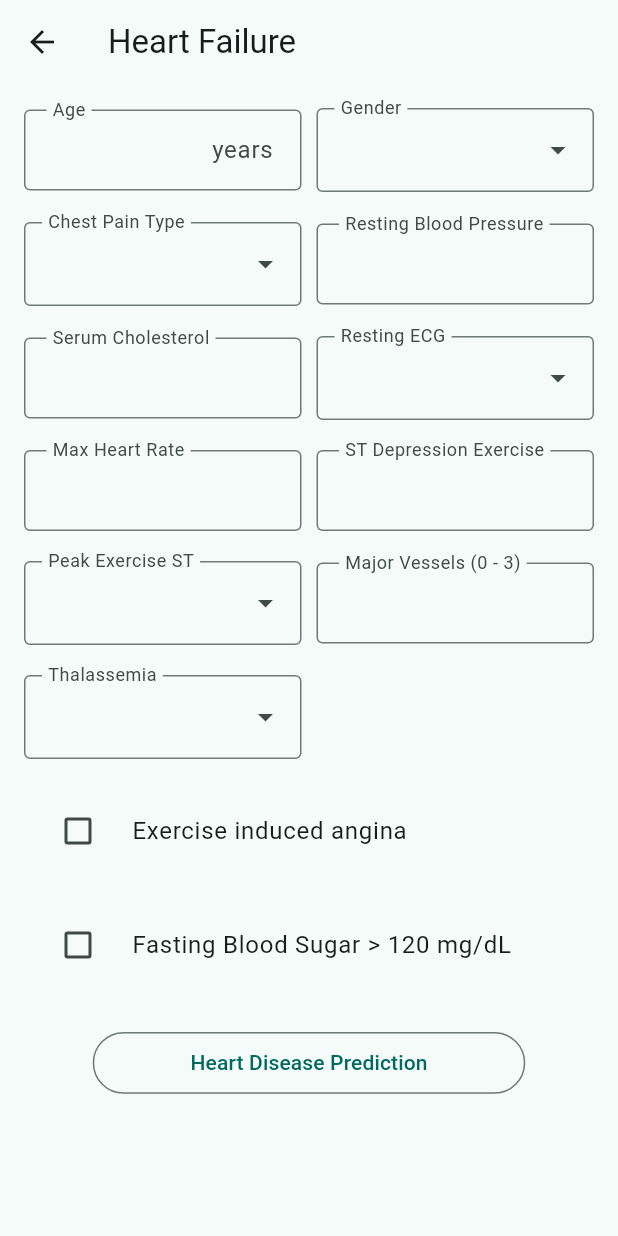
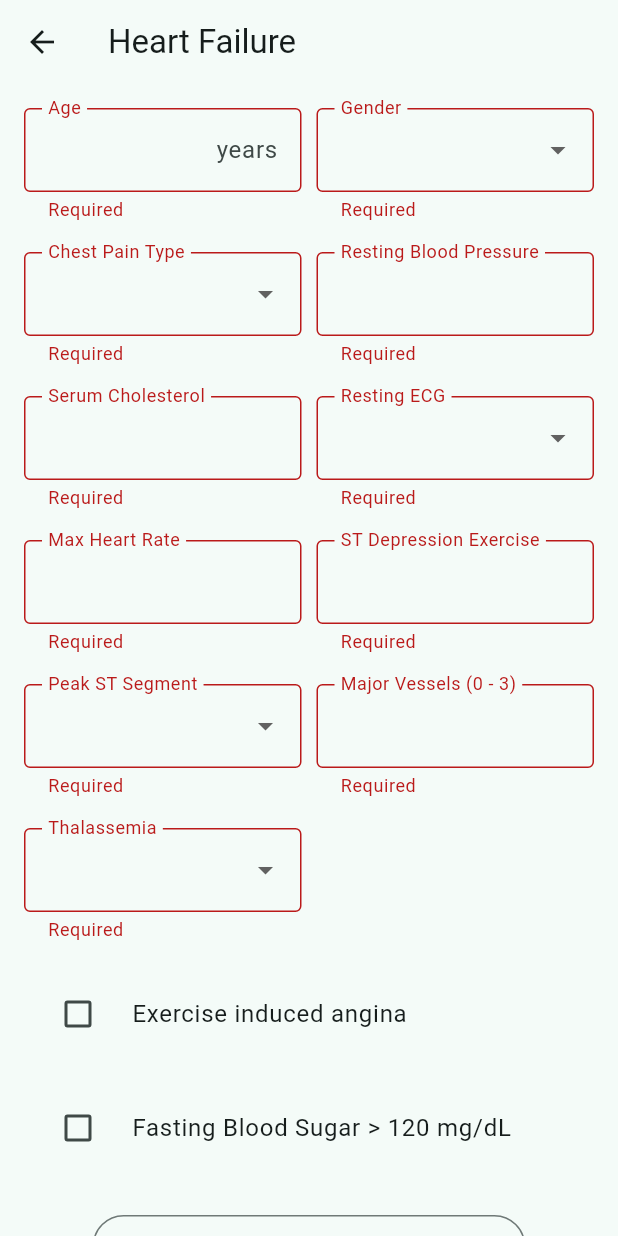
Before and after one commit to tahawaheed9/wellness_wise, a Flutter app: the HeartFailureScreen screen opened by its route, after a tap on "Heart Disease Prediction", on a phone screen of 412 x 824 dp. Run offline on Flutter 3.47's test engine with Material 3 defaults, Android fonts, the phone set to English and light mode, and no system bars; drawn by our look-alikes of dropdown_search; our stand-ins replace bloc, cloud_firestore, equatable, firebase_auth, firebase_core, flutter_bloc and 1 more; missing offline and left inert: health; accounts and stored records are empty.

Commit message:
Heart Failure Prediction Completed

```diff
--- a/lib/components/dialogs/general_disease_dialog.dart
+++ b/lib/components/dialogs/general_disease_dialog.dart
@@ -80,7 +80,7 @@ Future<bool> showGeneralDiseaseDialog(
             Text(symptoms.map((item) => ' — $item\n').join()),
             const Divider(),
 
-            // Disclaimer...
+            // Note...
             const Text(
               'Note: ',
               style: TextStyle(fontWeight: FontWeight.bold),
@@ -89,7 +89,7 @@ Future<bool> showGeneralDiseaseDialog(
             const Text(
               'Please consult your doctor for further evaluation.',
               softWrap: true,
-            )
+            ),
           ],
         ),
       ),
--- a/lib/screens/general_disease/general_disease_screen.dart
+++ b/lib/screens/general_disease/general_disease_screen.dart
@@ -142,7 +142,7 @@ class _GeneralDiseaseScreenState extends State<GeneralDiseaseScreen> {
                     .then(<bool>(value) async {
                   if (value) {
                     final createdOn = DateTime.now();
-                    Map<String, Object?> data = {
+                    Map<String, Object> data = {
                       'disease': _disease,
                       'probability': _probability,
                       'description': _description,
@@ -151,7 +151,7 @@ class _GeneralDiseaseScreenState extends State<GeneralDiseaseScreen> {
                       'created-on': createdOn,
                     };
                     // If Save, store the data on cloud...
-                    await _savePrediction(data, context);
+                    await _savePrediction(context, data);
                   }
                 });
               }
@@ -172,7 +172,7 @@ class _GeneralDiseaseScreenState extends State<GeneralDiseaseScreen> {
   }
 
   Future<void> _savePrediction(
-      Map<String, Object?> data, BuildContext context) async {
+      BuildContext context, Map<String, Object> data) async {
     try {
       await _db.addPrediction(data).whenComplete(<bool>() {
         setState(() {
--- a/lib/screens/heart_failure/components/heart_failure_form.dart
+++ b/lib/screens/heart_failure/components/heart_failure_form.dart
@@ -1,7 +1,13 @@
 import 'package:flutter/material.dart';
-import 'package:dropdown_search/dropdown_search.dart';
 
+import '/components/dialogs/heart_failure_dialog.dart';
+import '/components/dialogs/save_prediction_dialog.dart';
+import '/services/database/database_service.dart';
+import '../../../components/dialogs/error_dialog.dart';
+import '../../../components/failed_snack_bar.dart';
+import '../../../components/success_snack_bar.dart';
 import '/components/primary_button.dart';
+import '/services/disease_model/disease_model_services.dart';
 
 class HeartFailureForm extends StatefulWidget {
   const HeartFailureForm({super.key});
@@ -14,18 +20,27 @@ class _HeartFailureFormState extends State<HeartFailureForm> {
   final _formKey = GlobalKey<FormState>();
 
   late final TextEditingController _age;
-  String gender = '';
-  String chestPainType = '';
+  int? _gender;
+  int? _chestPainType;
   late final TextEditingController _restingBloodPressure;
   late final TextEditingController _serumCholesterol;
-  String restingECG = '';
+  int? _restingECG;
   late final TextEditingController _maxHeartRate;
   late final TextEditingController _stDepression;
-  String peakSTSegment = '';
-  bool? isExerciseInducedAngina = false;
+  int? _peakSTSegment;
   late final TextEditingController _majorVessels;
-  String thalassemia = '';
-  bool? isFastingBloodSugar = false;
+  int? _thalassemia;
+  int? _isExerciseInducedAngina;
+  int? _isFastingBloodSugar;
+
+  List<Object> readingsList = [];
+
+  late final DiseaseModelServices _diseaseModel;
+  late final DatabaseServices _db;
+
+  String _response = '';
+
+  bool _isDataSaved = false;
 
   @override
   void initState() {
@@ -36,6 +51,8 @@ class _HeartFailureFormState extends State<HeartFailureForm> {
     _maxHeartRate = TextEditingController();
     _stDepression = TextEditingController();
     _majorVessels = TextEditingController();
+    _diseaseModel = DiseaseModelServices();
+    _db = DatabaseServices();
   }
 
   @override
@@ -56,37 +73,27 @@ class _HeartFailureFormState extends State<HeartFailureForm> {
                     autocorrect: false,
                     enableSuggestions: false,
                     keyboardType: TextInputType.number,
-                    decoration: const InputDecoration(
-                      contentPadding:
-                          EdgeInsets.fromLTRB(15.0, 15.0, 15.0, 15.0),
-                      labelText: 'Age',
-                      floatingLabelBehavior: FloatingLabelBehavior.always,
-                      suffixText: 'years',
-                      border: OutlineInputBorder(),
-                    ),
+                    validator: _validateForm,
+                    decoration:
+                        _decoration(labelText: 'Age', suffixText: 'years'),
                   ),
                 ),
                 const SizedBox(width: 10.0),
 
                 //Gender Field...
                 Expanded(
-                  child: DropdownSearch<String>(
+                  child: DropdownButtonFormField<int>(
+                    value: _gender,
                     items: const [
-                      'male',
-                      'female',
+                      DropdownMenuItem(value: 1, child: Text('Male')),
+                      DropdownMenuItem(value: 0, child: Text('Female')),
                     ],
-                    onChanged: (selectedItem) {
-                      setState(() {
-                        gender = selectedItem.toString();
-                      });
+                    isExpanded: true,
+                    validator: _validateForm,
+                    decoration: _decoration(labelText: 'Gender'),
+                    onChanged: (int? value) {
+                      setState(() => _gender = value);
                     },
-                    dropdownDecoratorProps: const DropDownDecoratorProps(
-                      dropdownSearchDecoration: InputDecoration(
-                        labelText: 'Gender',
-                        floatingLabelBehavior: FloatingLabelBehavior.always,
-                        border: OutlineInputBorder(),
-                      ),
-                    ),
                   ),
                 ),
               ],
@@ -98,23 +105,22 @@ class _HeartFailureFormState extends State<HeartFailureForm> {
               children: <Widget>[
                 // Chest Pain Type Field...
                 Expanded(
-                  child: DropdownSearch<String>(
+                  child: DropdownButtonFormField<int>(
+                    value: _chestPainType,
                     items: const [
-                      'typical angina',
-                      'atypical angina',
-                      'non — anginal pain',
-                      'asymptotic',
+                      DropdownMenuItem(value: 0, child: Text('Typical Angina')),
+                      DropdownMenuItem(
+                          value: 1, child: Text('Atypical Angina')),
+                      DropdownMenuItem(
+                          value: 2, child: Text('Non — Anginal Pain')),
+                      DropdownMenuItem(value: 3, child: Text('Asymptotic')),
                     ],
-                    onChanged: (selectedItem) {
-                      chestPainType = selectedItem.toString();
+                    isExpanded: true,
+                    validator: _validateForm,
+                    decoration: _decoration(labelText: 'Chest Pain Type'),
+                    onChanged: (int? value) {
+                      setState(() => _chestPainType = value);
                     },
-                    dropdownDecoratorProps: const DropDownDecoratorProps(
-                      dropdownSearchDecoration: InputDecoration(
-                        labelText: 'Chest Pain Type',
-                        floatingLabelBehavior: FloatingLabelBehavior.always,
-                        border: OutlineInputBorder(),
-                      ),
-                    ),
                   ),
                 ),
                 const SizedBox(width: 10.0),
@@ -126,13 +132,9 @@ class _HeartFailureFormState extends State<HeartFailureForm> {
                     autocorrect: false,
                     enableSuggestions: false,
                     keyboardType: TextInputType.number,
-                    decoration: const InputDecoration(
-                      contentPadding:
-                          EdgeInsets.fromLTRB(15.0, 15.0, 15.0, 15.0),
-                      labelText: 'Resting Blood Pressure',
-                      floatingLabelBehavior: FloatingLabelBehavior.always,
-                      border: OutlineInputBorder(),
-                    ),
+                    validator: _validateForm,
+                    decoration:
+                        _decoration(labelText: 'Resting Blood Pressure'),
                   ),
                 ),
               ],
@@ -149,35 +151,31 @@ class _HeartFailureFormState extends State<HeartFailureForm> {
                     autocorrect: false,
                     enableSuggestions: false,
                     keyboardType: TextInputType.number,
-                    decoration: const InputDecoration(
-                      contentPadding:
-                          EdgeInsets.fromLTRB(15.0, 15.0, 15.0, 15.0),
-                      labelText: 'Serum Cholesterol',
-                      floatingLabelBehavior: FloatingLabelBehavior.always,
-                      border: OutlineInputBorder(),
-                    ),
+                    validator: _validateForm,
+                    decoration: _decoration(labelText: 'Serum Cholesterol'),
                   ),
                 ),
                 const SizedBox(width: 10.0),
 
                 // Resting ECG Field...
                 Expanded(
-                  child: DropdownSearch<String>(
+                  child: DropdownButtonFormField<int>(
+                    value: _restingECG,
                     items: const [
-                      'normal',
-                      'having ST-T wave abnormality',
-                      'left ventricular hyperthrophy',
+                      DropdownMenuItem(value: 0, child: Text('Normal')),
+                      DropdownMenuItem(
+                          value: 1,
+                          child: Text('Having ST-T Wave Abnormality')),
+                      DropdownMenuItem(
+                          value: 2,
+                          child: Text('Left Ventricular Hypertrophy')),
                     ],
-                    onChanged: (selectedItem) {
-                      restingECG = selectedItem.toString();
+                    isExpanded: true,
+                    validator: _validateForm,
+                    decoration: _decoration(labelText: 'Resting ECG'),
+                    onChanged: (int? value) {
+                      setState(() => _restingECG = value);
                     },
-                    dropdownDecoratorProps: const DropDownDecoratorProps(
-                      dropdownSearchDecoration: InputDecoration(
-                        labelText: 'Resting ECG',
-                        floatingLabelBehavior: FloatingLabelBehavior.always,
-                        border: OutlineInputBorder(),
-                      ),
-                    ),
                   ),
                 ),
               ],
@@ -194,13 +192,8 @@ class _HeartFailureFormState extends State<HeartFailureForm> {
                     autocorrect: false,
                     enableSuggestions: false,
                     keyboardType: TextInputType.number,
-                    decoration: const InputDecoration(
-                      contentPadding:
-                          EdgeInsets.fromLTRB(15.0, 15.0, 15.0, 15.0),
-                      labelText: 'Max Heart Rate',
-                      floatingLabelBehavior: FloatingLabelBehavior.always,
-                      border: OutlineInputBorder(),
-                    ),
+                    validator: _validateForm,
+                    decoration: _decoration(labelText: 'Max Heart Rate'),
                   ),
                 ),
                 const SizedBox(width: 10.0),
@@ -212,13 +205,9 @@ class _HeartFailureFormState extends State<HeartFailureForm> {
                     autocorrect: false,
                     enableSuggestions: false,
                     keyboardType: TextInputType.number,
-                    decoration: const InputDecoration(
-                      contentPadding:
-                          EdgeInsets.fromLTRB(15.0, 15.0, 15.0, 15.0),
-                      labelText: 'ST Depression Exercise',
-                      floatingLabelBehavior: FloatingLabelBehavior.always,
-                      border: OutlineInputBorder(),
-                    ),
+                    validator: _validateForm,
+                    decoration:
+                        _decoration(labelText: 'ST Depression Exercise'),
                   ),
                 ),
               ],
@@ -230,22 +219,19 @@ class _HeartFailureFormState extends State<HeartFailureForm> {
               children: <Widget>[
                 // Peak Exercise ST Segment
                 Expanded(
-                  child: DropdownSearch<String>(
+                  child: DropdownButtonFormField<int>(
+                    value: _peakSTSegment,
                     items: const [
-                      'upsloping',
-                      'flat',
-                      'downsloping',
+                      DropdownMenuItem(value: 0, child: Text('Up-sloping')),
+                      DropdownMenuItem(value: 1, child: Text('Flat')),
+                      DropdownMenuItem(value: 2, child: Text('Down-sloping')),
                     ],
-                    onChanged: (selectedItem) {
-                      peakSTSegment = selectedItem.toString();
+                    isExpanded: true,
+                    validator: _validateForm,
+                    decoration: _decoration(labelText: 'Peak ST Segment'),
+                    onChanged: (int? value) {
+                      setState(() => _peakSTSegment = value);
                     },
-                    dropdownDecoratorProps: const DropDownDecoratorProps(
-                      dropdownSearchDecoration: InputDecoration(
-                        labelText: 'Peak Exercise ST',
-                        floatingLabelBehavior: FloatingLabelBehavior.always,
-                        border: OutlineInputBorder(),
-                      ),
-                    ),
                   ),
                 ),
                 const SizedBox(width: 10.0),
@@ -257,13 +243,8 @@ class _HeartFailureFormState extends State<HeartFailureForm> {
                     autocorrect: false,
                     enableSuggestions: false,
                     keyboardType: TextInputType.number,
-                    decoration: const InputDecoration(
-                      contentPadding:
-                          EdgeInsets.fromLTRB(15.0, 15.0, 15.0, 15.0),
-                      labelText: 'Major Vessels (0 - 3)',
-                      floatingLabelBehavior: FloatingLabelBehavior.always,
-                      border: OutlineInputBorder(),
-                    ),
+                    validator: _validateForm,
+                    decoration: _decoration(labelText: 'Major Vessels (0 - 3)'),
                   ),
                 ),
               ],
@@ -273,22 +254,20 @@ class _HeartFailureFormState extends State<HeartFailureForm> {
             Row(
               children: <Widget>[
                 Expanded(
-                  child: DropdownSearch<String>(
+                  child: DropdownButtonFormField<int>(
+                    value: _thalassemia,
                     items: const [
-                      'normal',
-                      'fixed defect',
-                      'reversible defect',
+                      DropdownMenuItem(value: 0, child: Text('Normal')),
+                      DropdownMenuItem(value: 1, child: Text('Fixed Defect')),
+                      DropdownMenuItem(
+                          value: 2, child: Text('Reversible Defect')),
                     ],
-                    onChanged: (selectedItem) {
-                      thalassemia = selectedItem.toString();
+                    isExpanded: true,
+                    validator: _validateForm,
+                    decoration: _decoration(labelText: 'Thalassemia'),
+                    onChanged: (int? value) {
+                      setState(() => _thalassemia = value);
                     },
-                    dropdownDecoratorProps: const DropDownDecoratorProps(
-                      dropdownSearchDecoration: InputDecoration(
-                        labelText: 'Thalassemia',
-                        floatingLabelBehavior: FloatingLabelBehavior.always,
-                        border: OutlineInputBorder(),
-                      ),
-                    ),
                   ),
                 ),
                 const SizedBox(width: 10.0),
@@ -300,33 +279,150 @@ class _HeartFailureFormState extends State<HeartFailureForm> {
             CheckboxListTile(
               title: const Text('Exercise induced angina'),
               controlAffinity: ListTileControlAffinity.leading,
-              value: isExerciseInducedAngina,
+              value: _isExerciseInducedAngina == 1 ? true : false,
               onChanged: (bool? value) {
                 setState(() {
-                  isExerciseInducedAngina = value;
+                  value == true
+                      ? _isExerciseInducedAngina = 1
+                      : _isExerciseInducedAngina = 0;
                 });
               },
             ),
             const SizedBox(height: 20.0),
-
             CheckboxListTile(
               title: const Text('Fasting Blood Sugar > 120 mg/dL'),
               controlAffinity: ListTileControlAffinity.leading,
-              value: isFastingBloodSugar,
+              value: _isFastingBloodSugar == 1 ? true : false,
               onChanged: (bool? value) {
                 setState(() {
-                  isFastingBloodSugar = value;
+                  value == true
+                      ? _isFastingBloodSugar = 1
+                      : _isFastingBloodSugar = 0;
                 });
               },
             ),
             const SizedBox(height: 30.0),
             PrimaryButton(
               text: 'Heart Disease Prediction',
-              onPressed: () {},
+              onPressed: () async {
+                await _makePrediction(context);
+              },
             ),
           ],
         ),
       ),
     );
   }
+
+  _decoration({
+    required String labelText,
+    String? suffixText,
+  }) {
+    return InputDecoration(
+      labelText: labelText,
+      floatingLabelBehavior: FloatingLabelBehavior.always,
+      suffixText: suffixText,
+      border: const OutlineInputBorder(),
+    );
+  }
+
+  String? _validateForm(value) {
+    if (value == null || value.toString().isEmpty) {
+      return 'Required';
+    }
+    return null;
+  }
+
+  Future<void> _makePrediction(BuildContext context) async {
+    if (_formKey.currentState!.validate()) {
+      setState(() {
+        readingsList = [
+          int.parse(_age.text),
+          _gender!,
+          _chestPainType!,
+          int.parse(_restingBloodPressure.text),
+          int.parse(_serumCholesterol.text),
+          _isFastingBloodSugar ?? 0,
+          _restingECG!,
+          int.parse(_maxHeartRate.text),
+          _isExerciseInducedAngina ?? 0,
+          int.parse(_stDepression.text),
+          _peakSTSegment!,
+          int.parse(_majorVessels.text),
+          _thalassemia!,
+        ];
+      });
+
+      final Map<String, List<Object>> readings = {
+        'readings': readingsList,
+      };
+
+      try {
+        // Fetching the predictions from the model...
+        await _diseaseModel
+            .fetchHeartFailurePredictions(readings)
+            .then((response) async {
+          setState(() => _response = response);
+          if (context.mounted) {
+            await showHeartFailureDialog(
+              context,
+              _response,
+            ).then(<bool>(value) async {
+              if (value) {
+                await showSavePredictionDialog(context)
+                    .then(<bool>(value) async {
+                  if (value) {
+                    final createdOn = DateTime.now();
+                    Map<String, Object> data = {
+                      'prediction': _response,
+                      'created-on': createdOn,
+                    };
+
+                    // Save data on the cloud...
+                    await _savePrediction(context, data);
+                  }
+                });
+              }
+            });
+          }
+        });
+      } catch (error) {
+        if (context.mounted) {
+          await showErrorDialog(context, error.toString());
+        }
+      }
+    }
+  }
+
+  Future<void> _savePrediction(
+      BuildContext context, Map<String, Object> data) async {
+    try {
+      await _db.addPrediction(data).whenComplete(<bool>() {
+        setState(() {
+          _isDataSaved = true;
+        });
+        if (_isDataSaved) {
+          ScaffoldMessenger.of(context).showSnackBar(
+            showSuccessSnackBar(
+              context,
+              'Successfully saved.',
+              Icons.check_circle_outline,
+            ),
+          );
+        } else {
+          ScaffoldMessenger.of(context).showSnackBar(
+            showFailedSnackBar(
+              context,
+              'Could not save. Please try again or contact support.',
+              Icons.cancel_outlined,
+            ),
+          );
+        }
+      });
+    } catch (error) {
+      if (context.mounted) {
+        await showErrorDialog(context, error.toString());
+      }
+    }
+  }
 }
```
Also changed, not shown: lib/components/dialogs/heart_failure_dialog.dart (added, +48 -0 lines), lib/services/disease_model/disease_model_services.dart (+24 -1 lines).
